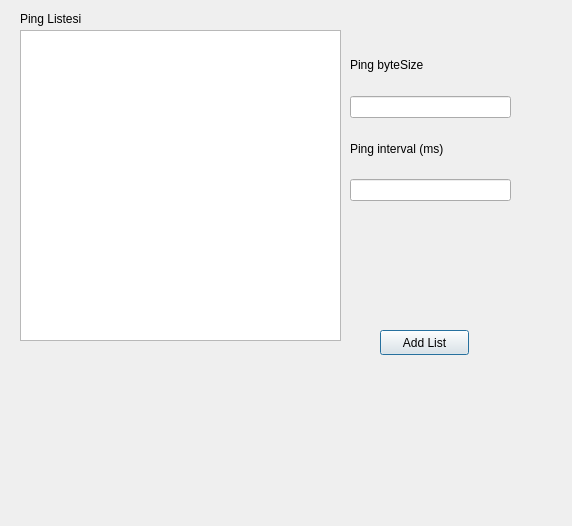
Qt form QTDesigns/PingWindow.ui (Gorkembukel/MonitorNetworkConnectivity) before a commit.
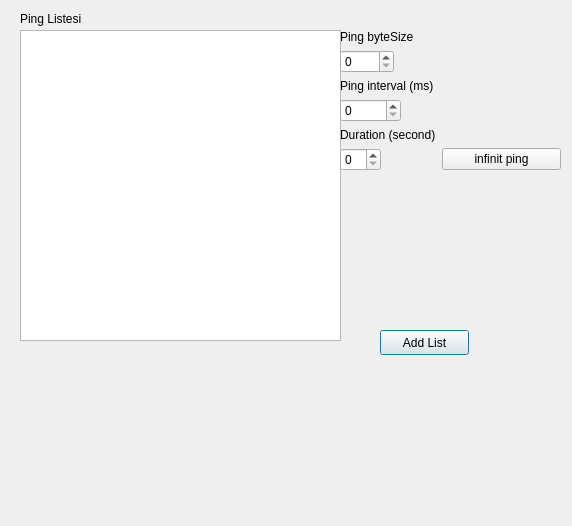
The same form after that commit.

```diff
--- a/QTDesigns/PingWindow.ui
+++ b/QTDesigns/PingWindow.ui
@@ -36,38 +36,6 @@
     <string>Ping Listesi</string>
    </property>
   </widget>
-  <widget class="QWidget" name="verticalLayoutWidget">
-   <property name="geometry">
-    <rect>
-     <x>350</x>
-     <y>40</y>
-     <width>161</width>
-     <height>161</height>
-    </rect>
-   </property>
-   <layout class="QVBoxLayout" name="verticalLayout">
-    <item>
-     <widget class="QLabel" name="label_2">
-      <property name="text">
-       <string>Ping byteSize</string>
-      </property>
-     </widget>
-    </item>
-    <item>
-     <widget class="QLineEdit" name="lineEdit"/>
-    </item>
-    <item>
-     <widget class="QLabel" name="label_3">
-      <property name="text">
-       <string>Ping interval (ms)</string>
-      </property>
-     </widget>
-    </item>
-    <item>
-     <widget class="QLineEdit" name="lineEdit_2"/>
-    </item>
-   </layout>
-  </widget>
   <widget class="QPushButton" name="pushButton">
    <property name="geometry">
     <rect>
@@ -81,6 +49,70 @@
     <string>Add List</string>
    </property>
   </widget>
+  <widget class="QWidget" name="formLayoutWidget">
+   <property name="geometry">
+    <rect>
+     <x>340</x>
+     <y>30</y>
+     <width>221</width>
+     <height>288</height>
+    </rect>
+   </property>
+   <layout class="QFormLayout" name="formLayout">
+    <item row="3" column="0">
+     <widget class="QSpinBox" name="spinBox_byte">
+      <property name="maximum">
+       <number>9999</number>
+      </property>
+     </widget>
+    </item>
+    <item row="2" column="0">
+     <widget class="QLabel" name="label_2">
+      <property name="text">
+       <string>Ping byteSize</string>
+      </property>
+     </widget>
+    </item>
+    <item row="10" column="0">
+     <widget class="QSpinBox" name="spinBox_interval">
+      <property name="maximum">
+       <number>99999</number>
+      </property>
+     </widget>
+    </item>
+    <item row="9" column="0">
+     <widget class="QLabel" name="label_3">
+      <property name="text">
+       <string>Ping interval (ms)</string>
+      </property>
+     </widget>
+    </item>
+    <item row="16" column="0">
+     <widget class="QSpinBox" name="spinBox_duration">
+      <property name="enabled">
+       <bool>true</bool>
+      </property>
+     </widget>
+    </item>
+    <item row="15" column="0">
+     <widget class="QLabel" name="label_4">
+      <property name="text">
+       <string>Duration (second)</string>
+      </property>
+     </widget>
+    </item>
+    <item row="16" column="1">
+     <widget class="QPushButton" name="pushButton_durationUnlimited">
+      <property name="text">
+       <string>infinit ping</string>
+      </property>
+      <property name="checkable">
+       <bool>true</bool>
+      </property>
+     </widget>
+    </item>
+   </layout>
+  </widget>
  </widget>
  <resources/>
  <connections/>
```
Left out of the diff: 19 changed lines with no effect on the pictures.
